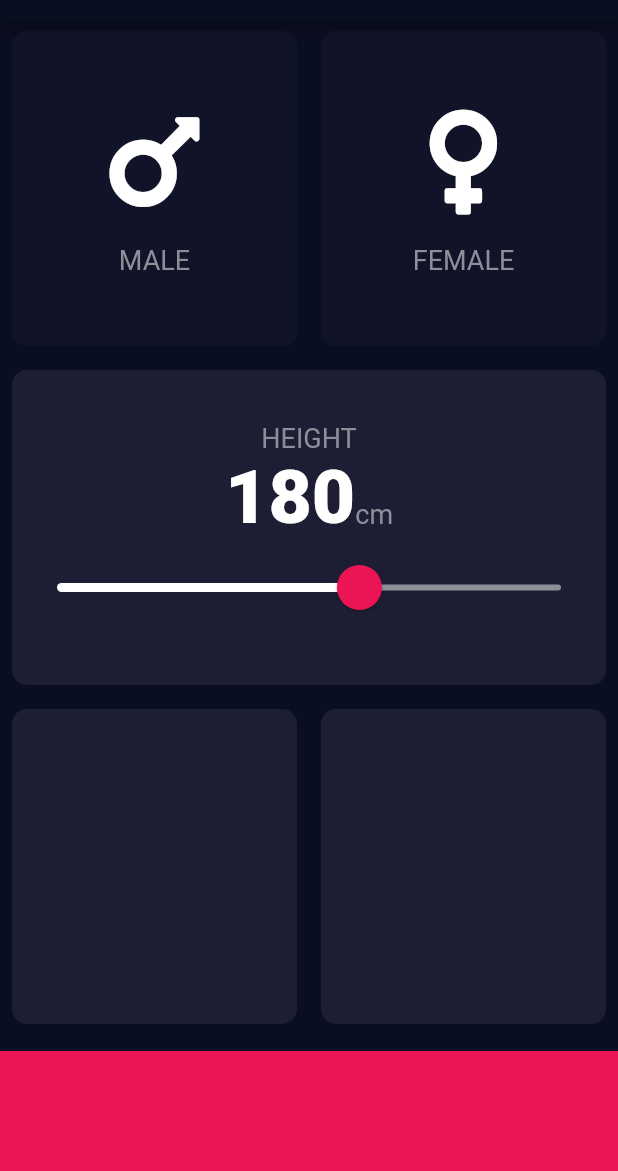
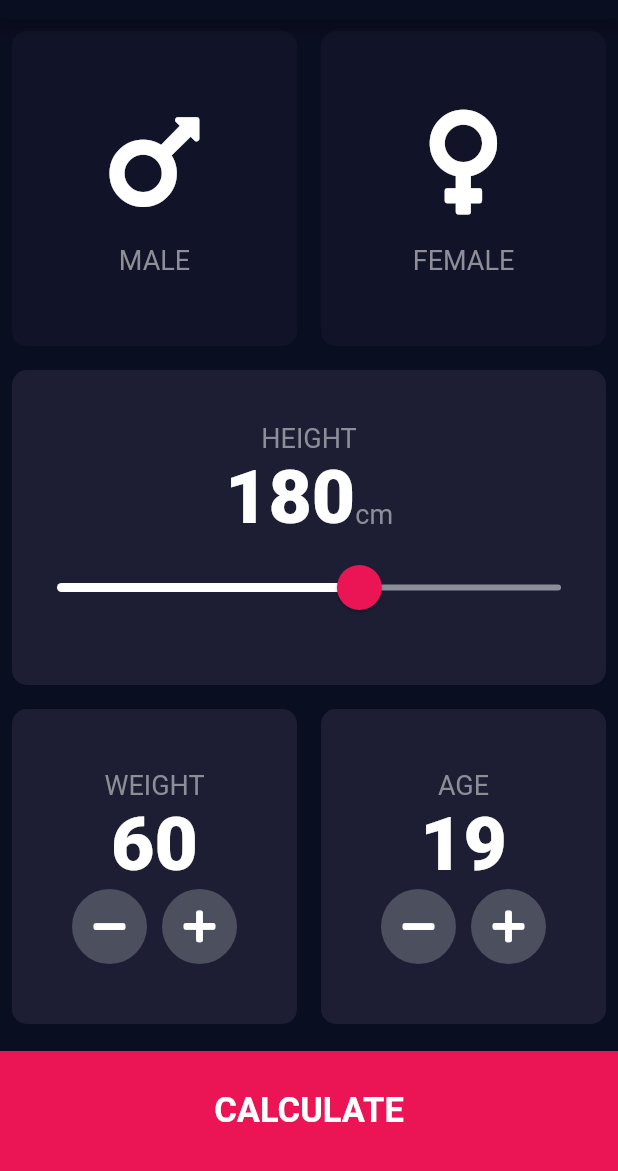
Before and after one commit to anmolgupta02/BMICalulator_Flutter, a Flutter app: the screen it shows after launch, on a phone screen of 412 x 824 dp, the part 65-1236 px from its top. Run offline on Flutter 3.47's test engine with Material 2 defaults, Android fonts, the phone set to English and light mode, and no system bars; our stand-ins replace font_awesome_flutter.

Commit message:
Age & Weight Component Done.
Signed-off-by: anmol <anmolgupta02@gmail.com>

```diff
--- a/lib/constants.dart
+++ b/lib/constants.dart
@@ -6,6 +6,7 @@ const kBottomContainerColor = Color(0xFFEB1555);
 const kInactiveCardColor = Color(0xFF111328);
 
 const kLabelTextStyle = TextStyle(fontSize: 18.0, color: Color(0xFF8D8E98));
+const klastTwoTextStyle = TextStyle(fontSize: 25.0, color: Color(0xFF8D8E98));
 
 const kHeavyTextStyle = TextStyle(
   color: Colors.white,
--- a/lib/input.dart
+++ b/lib/input.dart
@@ -13,6 +13,8 @@ class InputPage extends StatefulWidget {
 enum GenderType { Male, Female }
 
 int height = 180;
+int weight = 60;
+int age = 19;
 
 class _InputPageState extends State<InputPage> {
   GenderType currentSelectedGender;
@@ -53,6 +55,7 @@ class _InputPageState extends State<InputPage> {
                 children: <Widget>[
                   Expanded(
                       child: ReuseableCard(
+                    //Male Selector Card
                     currentSelectedGender == GenderType.Male
                         ? kActiveCardColor
                         : kInactiveCardColor,
@@ -65,6 +68,7 @@ class _InputPageState extends State<InputPage> {
                     },
                   )),
                   Expanded(
+                    //FEMALE Selctor Section
                       child: ReuseableCard(
                         currentSelectedGender == GenderType.Female
                             ? kActiveCardColor
@@ -82,22 +86,29 @@ class _InputPageState extends State<InputPage> {
               ),
             ),
             Expanded(
+              //Slider Card.
                 child: ReuseableCard(
                   kActiveCardColor,
                   childCard: Column(
                     mainAxisAlignment: MainAxisAlignment.center,
                     children: <Widget>[
-                      Text('HEIGHT',
-                        style: kLabelTextStyle,),
+                      Text(
+                        'HEIGHT',
+                        style: kLabelTextStyle,
+                      ),
                       Row(
                         mainAxisAlignment: MainAxisAlignment.center,
                         crossAxisAlignment: CrossAxisAlignment.baseline,
                         textBaseline: TextBaseline.alphabetic,
                         children: <Widget>[
-                          Text(height.toString(),
+                          Text(
+                            height.toString(),
                             style: kHeavyTextStyle,
                           ),
-                          Text('cm', style: kLabelTextStyle,),
+                          Text(
+                            'cm',
+                            style: kLabelTextStyle,
+                          ),
                         ],
                       ),
                       SliderTheme(
@@ -105,12 +116,11 @@ class _InputPageState extends State<InputPage> {
                             activeTrackColor: Colors.white,
                             overlayColor: Color(0x29EB1555),
                             inactiveTrackColor: Color(0xFF8D8E98),
-                            thumbShape: RoundSliderThumbShape(
-                                enabledThumbRadius: 15.0),
-                            overlayShape: RoundSliderOverlayShape(
-                                overlayRadius: 30.0),
-                            thumbColor: Color(0xFFEB1555)
-                        ),
+                            thumbShape:
+                            RoundSliderThumbShape(enabledThumbRadius: 15.0),
+                            overlayShape:
+                            RoundSliderOverlayShape(overlayRadius: 30.0),
+                            thumbColor: Color(0xFFEB1555)),
                         child: Slider(
                           value: height.toDouble(),
                           min: 120.0,
@@ -129,10 +139,82 @@ class _InputPageState extends State<InputPage> {
               child: Row(
                 children: <Widget>[
                   Expanded(
-                    child: ReuseableCard(kActiveCardColor),
+                    child: ReuseableCard(
+                      kActiveCardColor,
+                      childCard: Column(
+                        mainAxisAlignment: MainAxisAlignment.center,
+                        children: <Widget>[
+                          Text(
+                            'WEIGHT',
+                            style: kLabelTextStyle,
+                          ),
+                          Text(
+                            weight.toString(),
+                            style: kHeavyTextStyle,
+                          ),
+                          Row(
+                            mainAxisAlignment: MainAxisAlignment.center,
+                            children: <Widget>[
+                              RoundIconButton(
+                                  childIcon: FontAwesomeIcons.minus,
+                                  onClicked: () {
+                                    setState(() {
+                                      weight--;
+                                    });
+                                  }
+                              ),
+                              SizedBox(
+                                width: 10,
+                              ),
+                              RoundIconButton(
+                                  childIcon: FontAwesomeIcons.plus,
+                                  onClicked: () {
+                                    setState(() {
+                                      weight++;
+                                    });
+                                  }
+                              )
+                            ],
+                          )
+                        ],
+                      ),
+                    ),
                   ),
                   Expanded(
-                    child: ReuseableCard(kActiveCardColor),
+                    child: ReuseableCard(kActiveCardColor,
+                      childCard: Column(
+                        mainAxisAlignment: MainAxisAlignment.center,
+                        children: <Widget>[
+                          Text(
+                            'AGE',
+                            style: kLabelTextStyle,
+                          ),
+                          Text(
+                            age.toString(),
+                            style: kHeavyTextStyle,
+                          ),
+                          Row(
+                            mainAxisAlignment: MainAxisAlignment.center,
+                            children: <Widget>[
+                              RoundIconButton(childIcon: FontAwesomeIcons.minus,
+                                onClicked: () {
+                                  setState(() {
+                                    age--;
+                                  });
+                                },),
+                              SizedBox(
+                                width: 10,
+                              ),
+                              RoundIconButton(childIcon: FontAwesomeIcons.plus,
+                                onClicked: () {
+                                  setState(() {
+                                    age++;
+                                  });
+                                },)
+                            ],
+                          )
+                        ],
+                      ),),
                   )
                 ],
               ),
@@ -142,10 +224,45 @@ class _InputPageState extends State<InputPage> {
               width: double.infinity,
               height: kBottomContainerHeight,
               margin: EdgeInsets.only(top: 10.0),
+              child: Column(
+                mainAxisAlignment: MainAxisAlignment.center,
+                children: <Widget>[
+                  Text(
+                    'CALCULATE',
+                    style: TextStyle(
+                        fontSize: 23.0,
+                        fontWeight: FontWeight.bold,
+                        color: Colors.white
+                    ),
+                  )
+                ],
+              ),
             )
           ],
         ));
   }
 }
 
+//Here we are creating our own Implementation of Floating Action Button.
+class RoundIconButton extends StatelessWidget {
+  RoundIconButton({this.childIcon, this.onClicked});
+
+  final IconData childIcon;
+  final Function onClicked;
+
+  @override
+  Widget build(BuildContext context) {
+    return RawMaterialButton(
+      child: Icon(childIcon,
+        color: Colors.white,),
+      elevation: 0.0,
+      constraints: BoxConstraints.tightFor(width: 50.0, height: 50.0),
+      //Taken From Floating Action button Class Property.
+      shape: CircleBorder(),
+      fillColor: Color(0xFF4C4F5E),
+      onPressed: onClicked,
+    );
+  }
+}
+
 //
```
Lines whose indentation alone changed are shown as unchanged.
